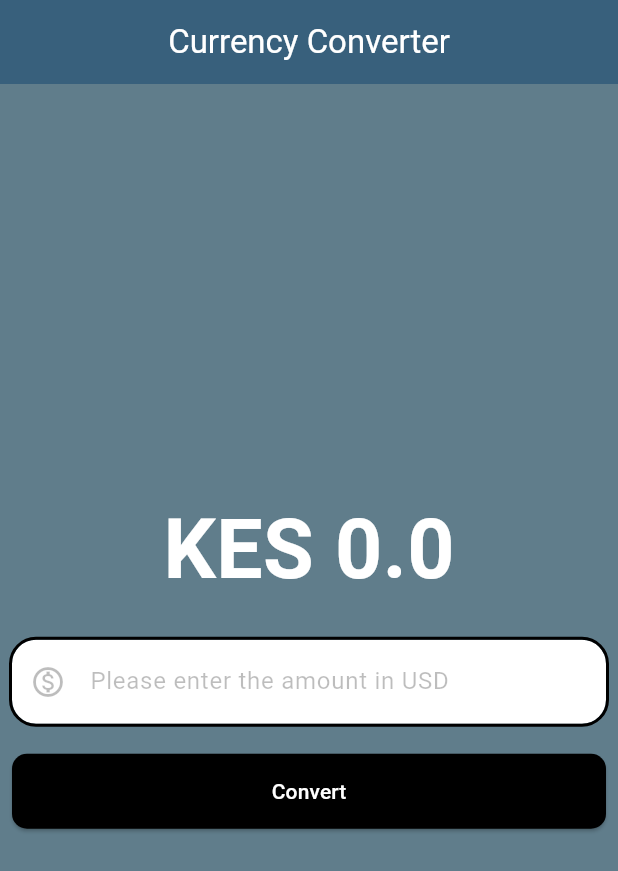
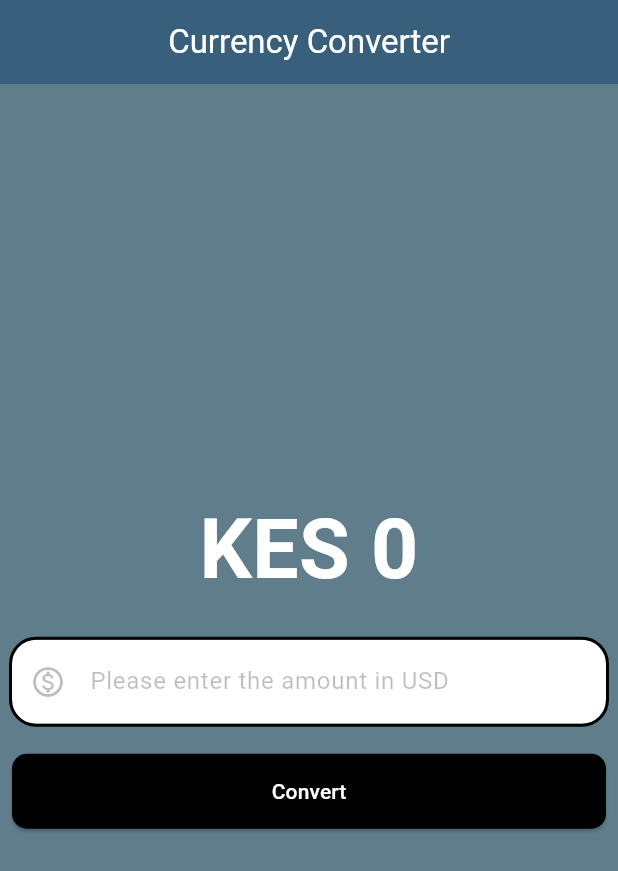
Before and after one commit to SynthiaAtieno/flutter_tutorial, a Flutter app: the screen it shows after launch, on a phone screen of 412 x 824 dp. Shown: the top 871 px of the screen. Run offline on Flutter 3.47's test engine with Material 2 defaults, Android fonts, the phone set to English and light mode, and no system bars.

Commit message:
initaila commit

```diff
--- a/lib/my_home_page.dart
+++ b/lib/my_home_page.dart
@@ -48,7 +48,7 @@ class _MyHomePageState extends State<MyHomePage> {
             mainAxisAlignment: MainAxisAlignment.center,
             children: [
               Text(
-                'KES ${result.toStringAsPrecision(2)}',
+                'KES ${result != 0 ? result.toStringAsFixed(2) : result.toStringAsFixed(0)}',
                 style: const TextStyle(
                     fontSize: 55,
                     fontWeight: FontWeight.bold,
```
